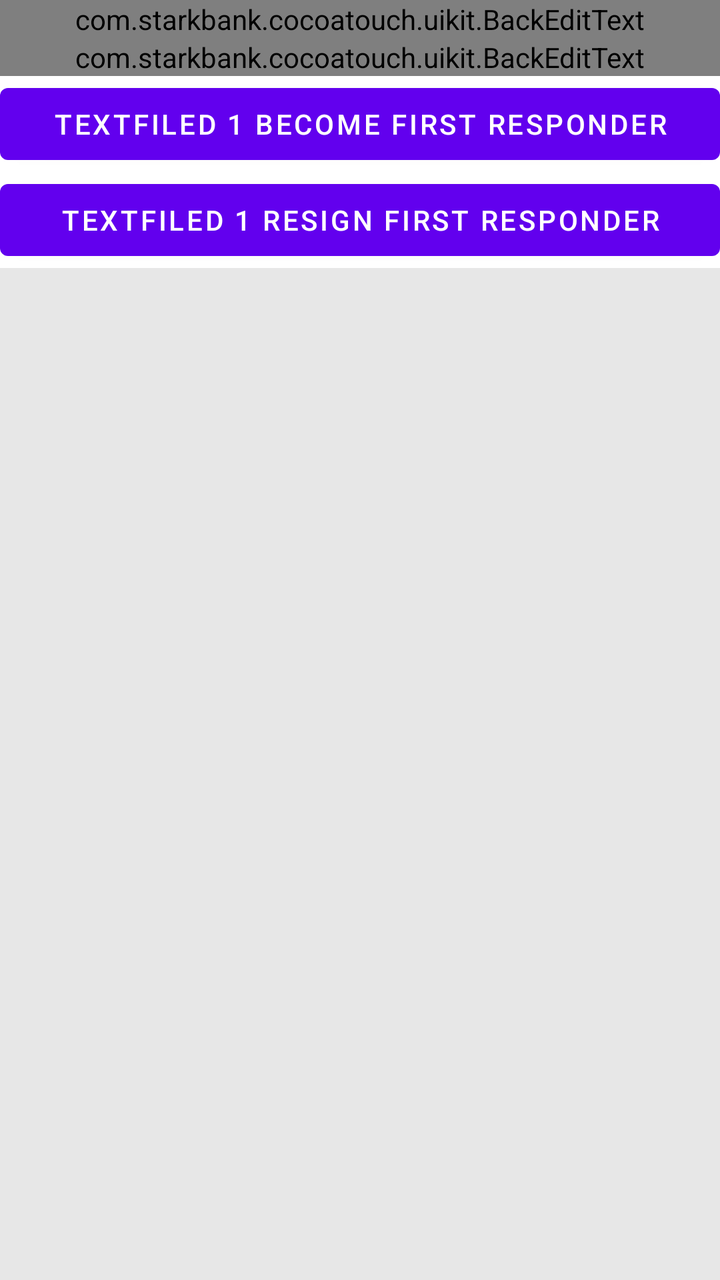
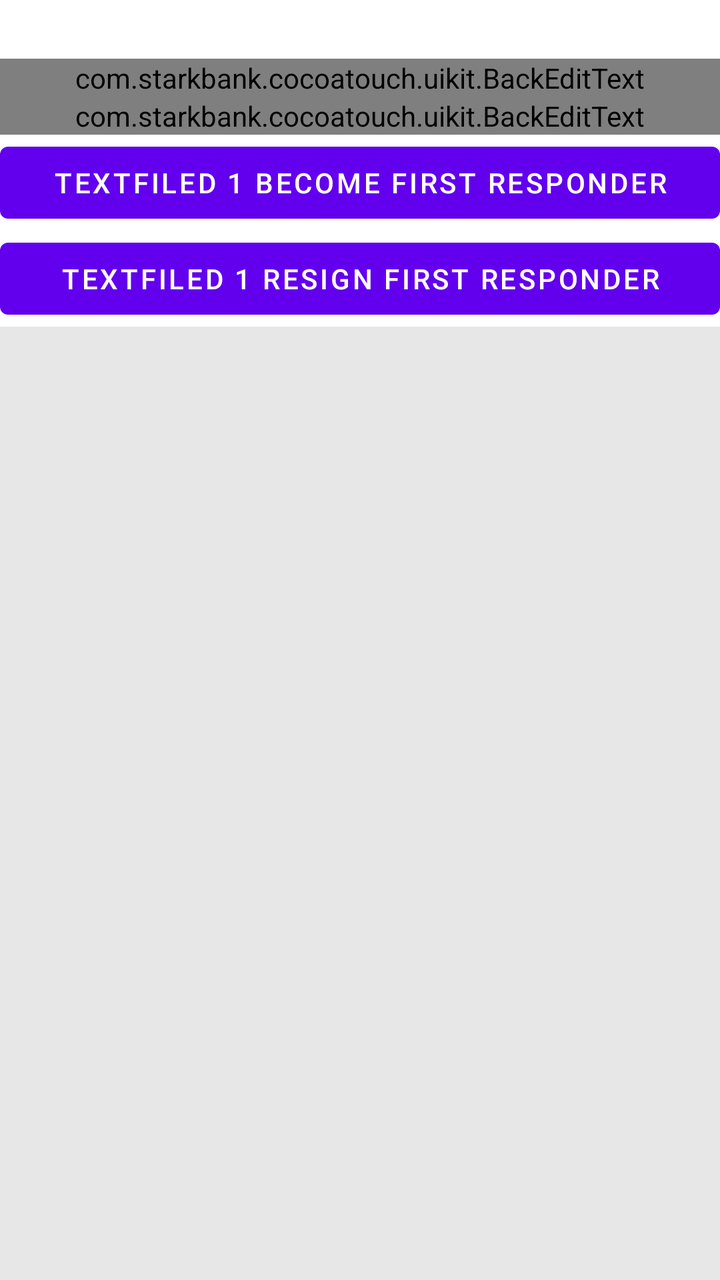

The first picture is an Android layout as it rendered before a commit; the second is the same layout after the commit. The layout source and the unified diff follow.
<!-- AndroidManifest.xml: application theme Theme.StarkBank -->
<!-- res/layout/textfieldviewcontroller.xml -->
<?xml version="1.0" encoding="utf-8"?>
<LinearLayout xmlns:android="http://schemas.android.com/apk/res/android"
    android:layout_width="match_parent"
    android:layout_height="match_parent"
    android:background="#e7e7e7">

    <LinearLayout
        android:layout_width="match_parent"
        android:layout_height="wrap_content"
        android:orientation="vertical"
        android:background="#fff">

        <com.starkbank.cocoatouch.uikit.BackEditText
            android:id="@+id/textField1"
            android:layout_width="match_parent"
            android:layout_height="wrap_content"
            android:textAppearance="?android:attr/textAppearanceLarge"
            android:text="Large Text"
            android:layout_gravity="left|top"
            android:paddingLeft="20dp"
            android:paddingStart="20dp"
            android:paddingRight="20dp"
            android:paddingEnd="20dp"/>

        <com.starkbank.cocoatouch.uikit.BackEditText
            android:id="@+id/textField2"
            android:layout_width="match_parent"
            android:layout_height="wrap_content"
            android:textAppearance="?android:attr/textAppearanceLarge"
            android:text="Large Text"
            android:layout_gravity="left|top"
            android:paddingLeft="20dp"
            android:paddingStart="20dp"
            android:paddingRight="20dp"
            android:paddingEnd="20dp"/>

        <Button
            android:id="@+id/textfield_bfr"
            android:layout_width="match_parent"
            android:layout_height="wrap_content"
            android:text="TextFiled 1 become First Responder"
            android:layout_gravity="center_vertical" />

        <Button
            android:id="@+id/textfield_rfr"
            android:layout_width="match_parent"
            android:layout_height="wrap_content"
            android:text="TextFiled 1 resign First Responder"
            android:layout_gravity="center_vertical" />
    </LinearLayout>
</LinearLayout>
<!-- resources referenced by this layout -->
<resources>
  <style name="Theme.StarkBank" parent="Theme.MaterialComponents.DayNight.DarkActionBar">
          
          <item name="colorPrimary">@color/purple_500</item>
          <item name="colorPrimaryVariant">@color/purple_700</item>
          <item name="colorOnPrimary">@color/white</item>
          
          <item name="colorSecondary">@color/teal_200</item>
          <item name="colorSecondaryVariant">@color/teal_700</item>
          <item name="colorOnSecondary">@color/black</item>
          
          <item name="android:statusBarColor">?attr/colorPrimaryVariant</item>
          <item name="android:windowLightStatusBar">@bool/lightStatusBar</item>
          
      </style>
  <color name="purple_500">#FF6200EE</color>
  <color name="purple_700">#FF3700B3</color>
  <color name="white">#FFFFFFFF</color>
  <color name="teal_200">#FF03DAC5</color>
  <color name="teal_700">#FF018786</color>
  <color name="black">#FF000000</color>
</resources>

<!-- the commit's change to res/layout/textfieldviewcontroller.xml (unified diff, before → after) -->
@@ -9,6 +9,12 @@
         android:layout_height="wrap_content"
         android:orientation="vertical"
         android:background="#fff">
+
+        <TextView
+            android:id="@+id/textFieldHeader"
+            android:layout_width="match_parent"
+            android:layout_height="wrap_content"
+            android:textAppearance="?android:attr/textAppearanceLarge" />
 
         <com.starkbank.cocoatouch.uikit.BackEditText
             android:id="@+id/textField1"
